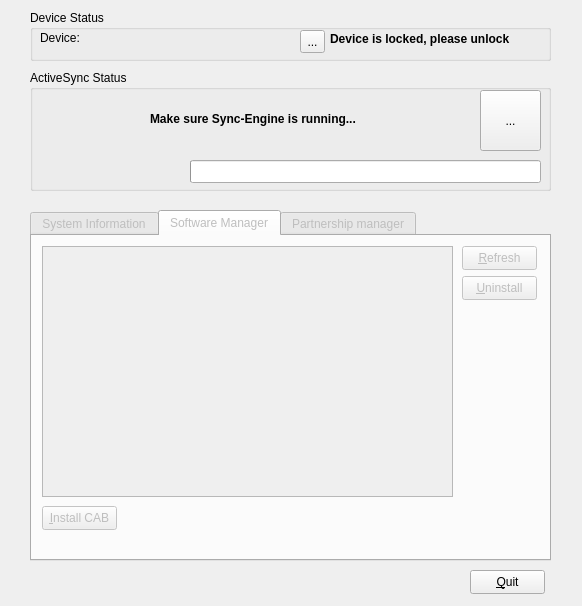
The window that synce-kpm/synceKPM/data/ui/synce-kpm-mainwindow.ui (playday3008/SynCE) describes before a commit, drawn with Qt 5.
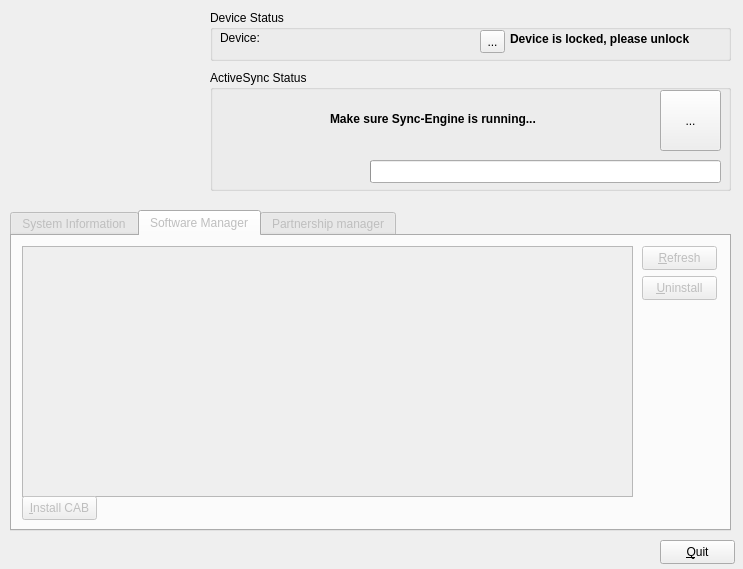
The same window after the commit. The open tabs and pages were chosen to show the change.

Commit message: * In the main screen, a picture of the device will now be shown. This picture is taken from the device itself.

```diff
--- a/synce-kpm/synceKPM/data/ui/synce-kpm-mainwindow.ui
+++ b/synce-kpm/synceKPM/data/ui/synce-kpm-mainwindow.ui
@@ -1,12 +1,12 @@
 <ui version="4.0" >
  <class>synce_kpm_mainwindow</class>
- <widget class="QWidget" name="synce_kpm_mainwindow" >
-  <property name="geometry" >
+ <widget class="QWidget" name="synce_kpm_mainwindow">
+  <property name="geometry">
    <rect>
     <x>0</x>
     <y>0</y>
-    <width>582</width>
-    <height>606</height>
+    <width>743</width>
+    <height>569</height>
    </rect>
   </property>
   <property name="cursor" >
@@ -15,10 +15,10 @@
   <property name="windowTitle" >
    <string>SynCE KDE PDA Manager</string>
   </property>
-  <widget class="QGroupBox" name="groupBox" >
-   <property name="geometry" >
+  <widget class="QGroupBox" name="groupBox">
+   <property name="geometry">
     <rect>
-     <x>30</x>
+     <x>210</x>
      <y>10</y>
      <width>521</width>
      <height>51</height>
@@ -105,11 +105,11 @@
     </property>
    </widget>
   </widget>
-  <widget class="QPushButton" name="pushButton_Quit" >
-   <property name="geometry" >
+  <widget class="QPushButton" name="pushButton_Quit">
+   <property name="geometry">
     <rect>
-     <x>470</x>
-     <y>570</y>
+     <x>660</x>
+     <y>540</y>
      <width>75</width>
      <height>24</height>
     </rect>
@@ -122,12 +122,12 @@
    <property name="enabled" >
     <bool>false</bool>
    </property>
-   <property name="geometry" >
+   <property name="geometry">
     <rect>
-     <x>30</x>
+     <x>10</x>
      <y>210</y>
-     <width>521</width>
-     <height>351</height>
+     <width>721</width>
+     <height>321</height>
     </rect>
    </property>
    <property name="currentIndex" >
@@ -333,20 +333,20 @@
     <attribute name="title" >
      <string>Software Manager</string>
     </attribute>
-    <widget class="QListWidget" name="listInstalledPrograms" >
-     <property name="geometry" >
+    <widget class="QListWidget" name="listInstalledPrograms">
+     <property name="geometry">
       <rect>
        <x>10</x>
        <y>10</y>
-       <width>411</width>
+       <width>611</width>
        <height>251</height>
       </rect>
      </property>
     </widget>
-    <widget class="QPushButton" name="pushButton_Refresh" >
-     <property name="geometry" >
+    <widget class="QPushButton" name="pushButton_Refresh">
+     <property name="geometry">
       <rect>
-       <x>430</x>
+       <x>630</x>
        <y>10</y>
        <width>75</width>
        <height>24</height>
@@ -356,10 +356,10 @@
       <string>&amp;Refresh</string>
      </property>
     </widget>
-    <widget class="QPushButton" name="pushButton_Uninstall" >
-     <property name="geometry" >
+    <widget class="QPushButton" name="pushButton_Uninstall">
+     <property name="geometry">
       <rect>
-       <x>430</x>
+       <x>630</x>
        <y>40</y>
        <width>75</width>
        <height>24</height>
@@ -369,11 +369,11 @@
       <string>&amp;Uninstall</string>
      </property>
     </widget>
-    <widget class="QPushButton" name="pushButton_InstallCAB" >
-     <property name="geometry" >
+    <widget class="QPushButton" name="pushButton_InstallCAB">
+     <property name="geometry">
       <rect>
        <x>10</x>
-       <y>270</y>
+       <y>260</y>
        <width>75</width>
        <height>24</height>
       </rect>
@@ -450,10 +450,10 @@
     </widget>
    </widget>
   </widget>
-  <widget class="QGroupBox" name="groupBox_2" >
-   <property name="geometry" >
+  <widget class="QGroupBox" name="groupBox_2">
+   <property name="geometry">
     <rect>
-     <x>30</x>
+     <x>210</x>
      <y>70</y>
      <width>521</width>
      <height>121</height>
@@ -611,6 +611,19 @@
     </property>
    </widget>
   </widget>
+  <widget class="QLabel" name="labelDisplayPictureDevice">
+   <property name="geometry">
+    <rect>
+     <x>10</x>
+     <y>10</y>
+     <width>190</width>
+     <height>190</height>
+    </rect>
+   </property>
+   <property name="text">
+    <string/>
+   </property>
+  </widget>
  </widget>
  <resources/>
  <connections/>
```
Left out of the diff: 267 changed lines with no effect on the pictures. The commit also changes 6 other files.
